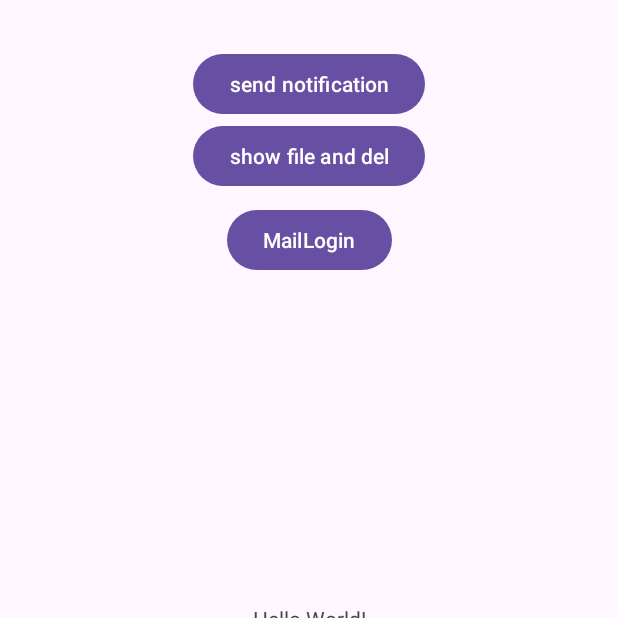
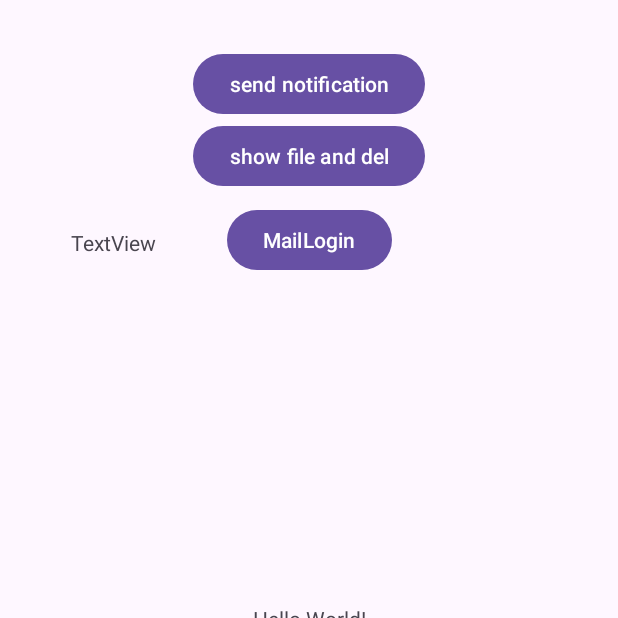
Before and after one commit to wu1015/SBNotificationBox, an Android app: the screen it shows after launch (MainActivity), on a phone screen of 412 x 824 dp, the top half of it. Run offline under Robolectric (Android 15) with nearby library versions, the phone set to English and light mode, and no system bars; libraries missing offline, so code that uses them is left out: javax.mail; 2 statements that could not run were skipped.

```diff
--- a/app/src/main/java/com/wu1015/sbnotificationbox/notification/MyNotificationListenerService.java
+++ b/app/src/main/java/com/wu1015/sbnotificationbox/notification/MyNotificationListenerService.java
@@ -72,6 +72,7 @@ public class MyNotificationListenerService extends NotificationListenerService {
             appendToFile(title, text);
 
             // todo 加入过滤，只转发重要通知
+            // 250703 暂时先注释，目前只需要每天发送存储的附件
             new Thread(() -> {
                 try {
                     boolean f = EmailSender.sendEmail2(SecureEmailPreferences.getSenderEmail(getBaseContext()), SecureEmailPreferences.getReceiverEmail(getBaseContext()),"Notification Mi6", title+"\n"+text);
--- a/app/src/main/res/layout/activity_main.xml
+++ b/app/src/main/res/layout/activity_main.xml
@@ -46,4 +46,14 @@
         app:layout_constraintStart_toStartOf="parent"
         app:layout_constraintTop_toBottomOf="@+id/button2" />
 
+    <TextView
+        android:id="@+id/textView2"
+        android:layout_width="wrap_content"
+        android:layout_height="wrap_content"
+        android:layout_marginTop="16dp"
+        android:text="TextView"
+        app:layout_constraintEnd_toStartOf="@+id/button3"
+        app:layout_constraintStart_toStartOf="parent"
+        app:layout_constraintTop_toTopOf="@+id/button3" />
+
 </androidx.constraintlayout.widget.ConstraintLayout>
--- a/app/src/main/res/values/strings.xml
+++ b/app/src/main/res/values/strings.xml
@@ -5,4 +5,7 @@
     <string name="to_mail">ToMail</string>
     <string name="pwd">Password</string>
     <string name="login">Login</string>
+<!--    todo 后续将引用该资源-->
+    <string name="send_notification">send notification</string>
+    <string name="show_file_and_del">show file and del</string>
 </resources>
```
Also changed, not shown: app/src/main/java/com/wu1015/sbnotificationbox/MainActivity.java (+12 -0 lines), app/src/main/java/com/wu1015/sbnotificationbox/mailsend/EmailSender.java (+46 -1 lines).
